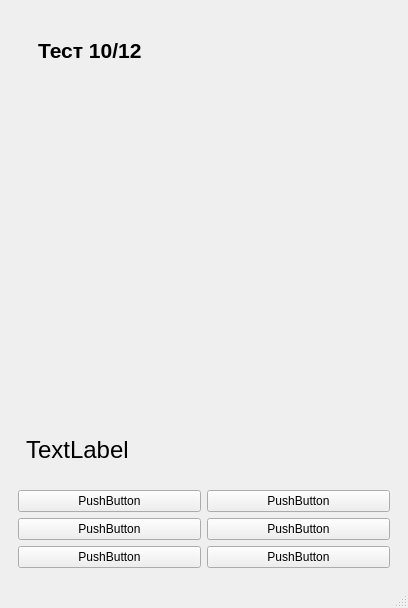
This is Source/mainwindow.ui in TheEvilRoot/2CourseWork as Qt 5 draws it before an edit. The edited form follows.
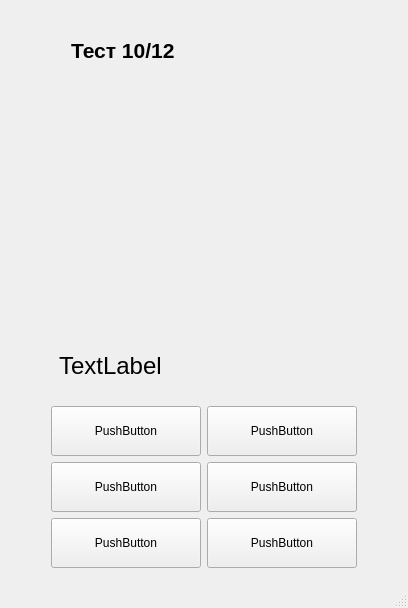
This is the edited form. The open tabs and pages were chosen to show the change. Icons and pictures are not drawn.

Commit message: Restyle some views

What changed in the file:
```diff
--- a/Source/mainwindow.ui
+++ b/Source/mainwindow.ui
@@ -381,6 +381,33 @@
            <layout class="QGridLayout" name="choiceOptionsGrid" columnminimumwidth="0,0">
             <item row="3" column="1">
              <widget class="QPushButton" name="choiceOption4">
+              <property name="sizePolicy">
+               <sizepolicy hsizetype="Minimum" vsizetype="Minimum">
+                <horstretch>0</horstretch>
+                <verstretch>0</verstretch>
+               </sizepolicy>
+              </property>
+              <property name="minimumSize">
+               <size>
+                <width>50</width>
+                <height>50</height>
+               </size>
+              </property>
+              <property name="maximumSize">
+               <size>
+                <width>150</width>
+                <height>150</height>
+               </size>
+              </property>
+              <property name="sizeIncrement">
+               <size>
+                <width>2</width>
+                <height>2</height>
+               </size>
+              </property>
+              <property name="autoFillBackground">
+               <bool>false</bool>
+              </property>
               <property name="text">
                <string>PushButton</string>
               </property>
@@ -388,6 +415,18 @@
             </item>
             <item row="2" column="0">
              <widget class="QPushButton" name="choiceOption1">
+              <property name="minimumSize">
+               <size>
+                <width>50</width>
+                <height>50</height>
+               </size>
+              </property>
+              <property name="maximumSize">
+               <size>
+                <width>150</width>
+                <height>150</height>
+               </size>
+              </property>
               <property name="text">
                <string>PushButton</string>
               </property>
@@ -395,6 +434,33 @@
             </item>
             <item row="4" column="1">
              <widget class="QPushButton" name="choiceOption6">
+              <property name="sizePolicy">
+               <sizepolicy hsizetype="Minimum" vsizetype="Minimum">
+                <horstretch>0</horstretch>
+                <verstretch>0</verstretch>
+               </sizepolicy>
+              </property>
+              <property name="minimumSize">
+               <size>
+                <width>50</width>
+                <height>50</height>
+               </size>
+              </property>
+              <property name="maximumSize">
+               <size>
+                <width>150</width>
+                <height>150</height>
+               </size>
+              </property>
+              <property name="sizeIncrement">
+               <size>
+                <width>2</width>
+                <height>2</height>
+               </size>
+              </property>
+              <property name="autoFillBackground">
+               <bool>false</bool>
+              </property>
               <property name="text">
                <string>PushButton</string>
               </property>
@@ -402,6 +468,33 @@
             </item>
             <item row="4" column="0">
              <widget class="QPushButton" name="choiceOption5">
+              <property name="sizePolicy">
+               <sizepolicy hsizetype="Minimum" vsizetype="Minimum">
+                <horstretch>0</horstretch>
+                <verstretch>0</verstretch>
+               </sizepolicy>
+              </property>
+              <property name="minimumSize">
+               <size>
+                <width>50</width>
+                <height>50</height>
+               </size>
+              </property>
+              <property name="maximumSize">
+               <size>
+                <width>150</width>
+                <height>150</height>
+               </size>
+              </property>
+              <property name="sizeIncrement">
+               <size>
+                <width>2</width>
+                <height>2</height>
+               </size>
+              </property>
+              <property name="autoFillBackground">
+               <bool>false</bool>
+              </property>
               <property name="text">
                <string>PushButton</string>
               </property>
@@ -409,6 +502,33 @@
             </item>
             <item row="2" column="1">
              <widget class="QPushButton" name="choiceOption2">
+              <property name="sizePolicy">
+               <sizepolicy hsizetype="Minimum" vsizetype="Minimum">
+                <horstretch>0</horstretch>
+                <verstretch>0</verstretch>
+               </sizepolicy>
+              </property>
+              <property name="minimumSize">
+               <size>
+                <width>50</width>
+                <height>50</height>
+               </size>
+              </property>
+              <property name="maximumSize">
+               <size>
+                <width>150</width>
+                <height>150</height>
+               </size>
+              </property>
+              <property name="sizeIncrement">
+               <size>
+                <width>2</width>
+                <height>2</height>
+               </size>
+              </property>
+              <property name="autoFillBackground">
+               <bool>false</bool>
+              </property>
               <property name="text">
                <string>PushButton</string>
               </property>
@@ -416,6 +536,33 @@
             </item>
             <item row="3" column="0">
              <widget class="QPushButton" name="choiceOption3">
+              <property name="sizePolicy">
+               <sizepolicy hsizetype="Minimum" vsizetype="Minimum">
+                <horstretch>0</horstretch>
+                <verstretch>0</verstretch>
+               </sizepolicy>
+              </property>
+              <property name="minimumSize">
+               <size>
+                <width>50</width>
+                <height>50</height>
+               </size>
+              </property>
+              <property name="maximumSize">
+               <size>
+                <width>150</width>
+                <height>150</height>
+               </size>
+              </property>
+              <property name="sizeIncrement">
+               <size>
+                <width>2</width>
+                <height>2</height>
+               </size>
+              </property>
+              <property name="autoFillBackground">
+               <bool>false</bool>
+              </property>
               <property name="text">
                <string>PushButton</string>
               </property>
```
Left out of the diff: 173 changed lines with no effect on the pictures.
